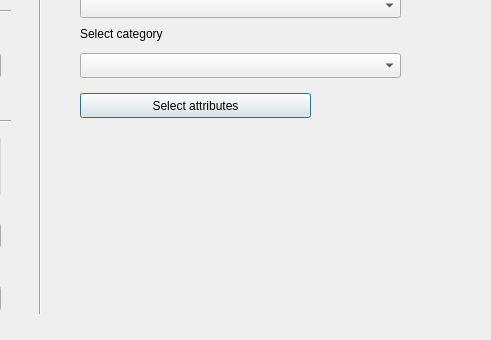
ccbogel/QualCoder, file GUI_UIs/ui_dialog_charts.ui: the form before one commit; both pictures show x 330 to 821 and y 257 to 597 of the 1011 by 597 pixel window.
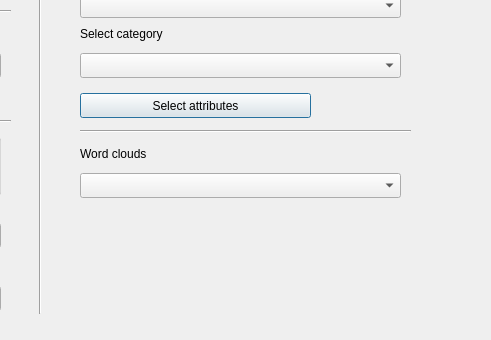
The form after the commit.

```diff
--- a/GUI_UIs/ui_dialog_charts.ui
+++ b/GUI_UIs/ui_dialog_charts.ui
@@ -482,6 +482,42 @@
     </rect>
    </property>
   </widget>
+  <widget class="Line" name="line_5">
+   <property name="geometry">
+    <rect>
+     <x>410</x>
+     <y>380</y>
+     <width>331</width>
+     <height>16</height>
+    </rect>
+   </property>
+   <property name="orientation">
+    <enum>Qt::Horizontal</enum>
+   </property>
+  </widget>
+  <widget class="QLabel" name="label_word_clouds">
+   <property name="geometry">
+    <rect>
+     <x>410</x>
+     <y>400</y>
+     <width>321</width>
+     <height>22</height>
+    </rect>
+   </property>
+   <property name="text">
+    <string>Word clouds</string>
+   </property>
+  </widget>
+  <widget class="QComboBox" name="comboBox_wordclouds">
+   <property name="geometry">
+    <rect>
+     <x>410</x>
+     <y>430</y>
+     <width>321</width>
+     <height>25</height>
+    </rect>
+   </property>
+  </widget>
   <zorder>groupBox</zorder>
   <zorder>label_info</zorder>
   <zorder>label_pie</zorder>
```
Left out of the diff: 3 changed lines with no effect on the pictures.
